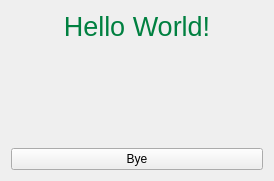
First picture: the form in apps/console/scripts/TestForm.ui, repository dmzgroup/js, before the edit.
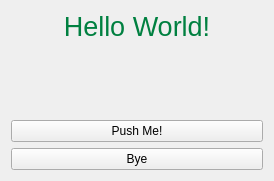
Second picture: the form after the edit.

Commit message: wip, button clicked callbacks work.

Patch:
```diff
--- a/apps/console/scripts/TestForm.ui
+++ b/apps/console/scripts/TestForm.ui
@@ -47,6 +47,13 @@
      </property>
     </spacer>
    </item>
+   <item>
+    <widget class="QPushButton" name="button2">
+     <property name="text">
+      <string>Push Me!</string>
+     </property>
+    </widget>
+   </item>
    <item>
     <widget class="QPushButton" name="button1">
      <property name="text">
```
The commit also changes 5 other files.
